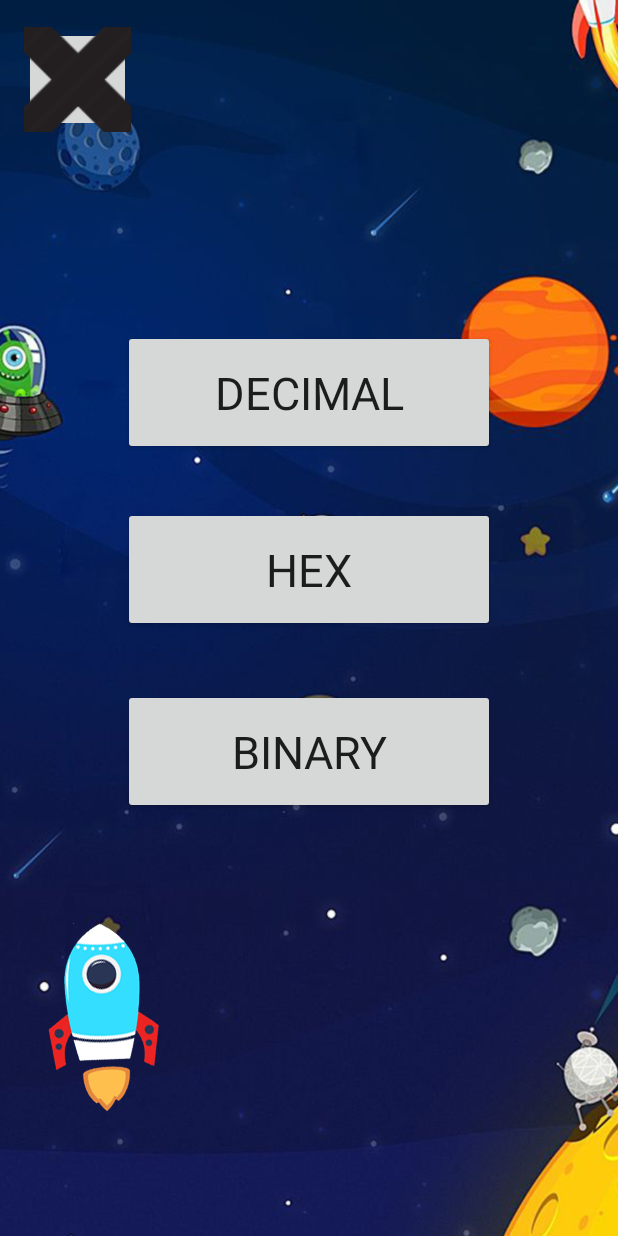
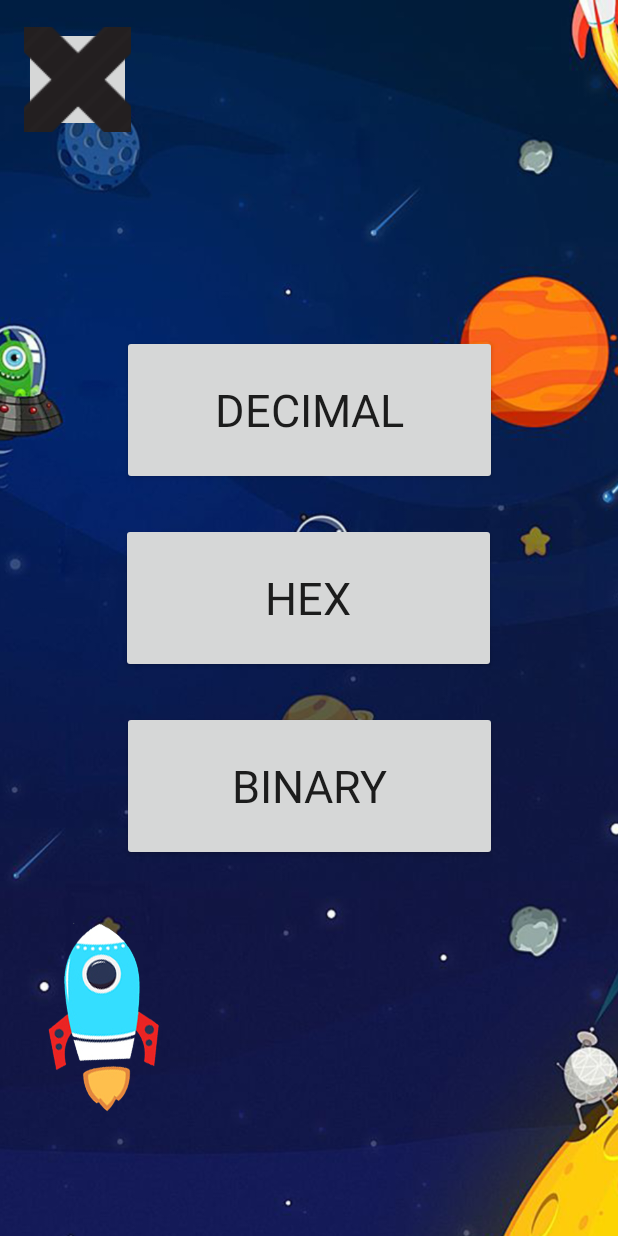
Before and after one commit to zsakr/Math-Game, an Android app: the layout activity_choose_type.xml on its own in the app's theme, with its tools: preview values and no code run, on a phone screen of 412 x 824 dp. Run offline under Robolectric (Android 15) with nearby library versions, the light colour scheme and no system bars; Roboto replaces fonts that are not available here.

Commit message:
sync menus

```diff
--- a/app/src/main/res/layout/activity_choose_type.xml
+++ b/app/src/main/res/layout/activity_choose_type.xml
@@ -22,45 +22,48 @@
 
     <Button
         android:id="@+id/binaryButton"
-        android:layout_width="248dp"
-        android:layout_height="83dp"
+        android:layout_width="250dp"
+        android:layout_height="100dp"
+        android:layout_marginBottom="250dp"
         android:text="Binary"
         android:textSize="30sp"
         app:fontFamily="@font/architects_daughter"
         app:layout_constraintBottom_toBottomOf="parent"
         app:layout_constraintEnd_toEndOf="parent"
-        app:layout_constraintHorizontal_bias="0.5"
+        app:layout_constraintHorizontal_bias="0.503"
         app:layout_constraintStart_toStartOf="parent"
         app:layout_constraintTop_toTopOf="parent"
-        app:layout_constraintVertical_bias="0.62" />
+        app:layout_constraintVertical_bias="1.0" />
 
     <Button
         android:id="@+id/hexButton"
-        android:layout_width="248dp"
-        android:layout_height="83dp"
+        android:layout_width="250dp"
+        android:layout_height="100dp"
+        android:layout_marginBottom="25dp"
         android:text="Hex"
         android:textSize="30sp"
         app:fontFamily="@font/architects_daughter"
-        app:layout_constraintBottom_toBottomOf="parent"
+        app:layout_constraintBottom_toTopOf="@+id/binaryButton"
         app:layout_constraintEnd_toEndOf="parent"
-        app:layout_constraintHorizontal_bias="0.5"
+        app:layout_constraintHorizontal_bias="0.496"
         app:layout_constraintStart_toStartOf="parent"
         app:layout_constraintTop_toTopOf="parent"
-        app:layout_constraintVertical_bias="0.456" />
+        app:layout_constraintVertical_bias="1.0" />
 
     <Button
         android:id="@+id/decimalButton"
-        android:layout_width="248dp"
-        android:layout_height="83dp"
+        android:layout_width="250dp"
+        android:layout_height="100dp"
+        android:layout_marginBottom="25dp"
         android:text="Decimal"
         android:textSize="30sp"
         app:fontFamily="@font/architects_daughter"
-        app:layout_constraintBottom_toBottomOf="parent"
+        app:layout_constraintBottom_toTopOf="@+id/hexButton"
         app:layout_constraintEnd_toEndOf="parent"
-        app:layout_constraintHorizontal_bias="0.5"
+        app:layout_constraintHorizontal_bias="0.503"
         app:layout_constraintStart_toStartOf="parent"
         app:layout_constraintTop_toTopOf="parent"
-        app:layout_constraintVertical_bias="0.297" />
+        app:layout_constraintVertical_bias="1.0" />
 
     <ImageView
         android:id="@+id/rocket"
```
Also changed, not shown: app/src/main/res/layout/activity_difficulty.xml (+12 -9 lines), app/src/main/res/layout/activity_main.xml (+6 -6 lines).
